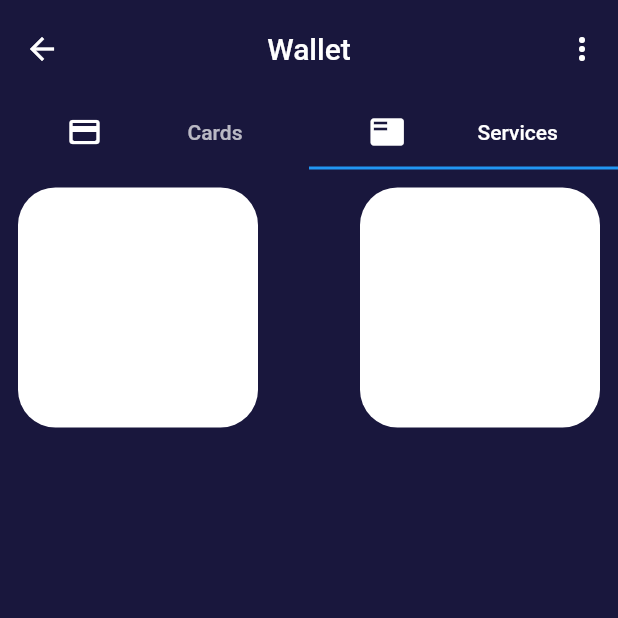
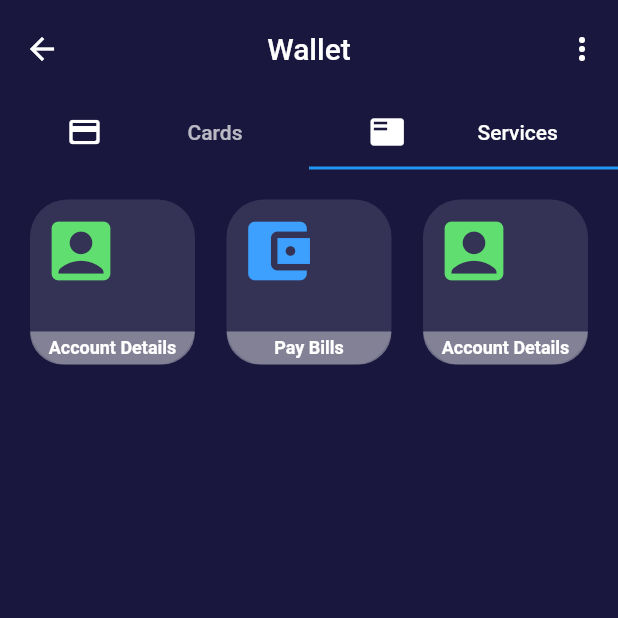
Before and after one commit to Zataxo/walletUI, a Flutter app: the CreditCards screen opened directly, tab 2 chosen, on a phone screen of 412 x 824 dp, the top half of it. Run offline on Flutter 3.47's test engine with Material 2 defaults, Android fonts, the phone set to English and light mode, and no system bars; our stand-ins replace blurrycontainer, card_swiper, curved_navigation_bar, flip_card, sleek_circular_slider, toggle_switch.

Commit message:
Services

```diff
--- a/lib/Constants/colors.dart
+++ b/lib/Constants/colors.dart
@@ -3,3 +3,7 @@ import 'package:flutter/material.dart';
 Color background = const Color(0xff19173D);
 
 Color headlines = const Color(0xff7B78AA);
+
+Color accountDetailsColor = const Color(0xff61DE70);
+
+Color accountPayBills = const Color(0xff3EA0FE);
--- a/lib/Widgets/second_tab.dart
+++ b/lib/Widgets/second_tab.dart
@@ -1,4 +1,6 @@
 import 'package:flutter/material.dart';
+import 'package:wallet/Constants/colors.dart';
+import 'package:wallet/model/services_model.dart';
 
 class SecondTab extends StatefulWidget {
   const SecondTab({Key? key}) : super(key: key);
@@ -8,30 +10,81 @@ class SecondTab extends StatefulWidget {
 }
 
 class _SecondTabState extends State<SecondTab> {
+  Services accDetails = Services(
+      name: 'Account Details',
+      myColor: accountDetailsColor,
+      img: Icons.account_box_rounded);
+  Services accPayBills = Services(
+      name: 'Pay Bills',
+      myColor: accountPayBills,
+      img: Icons.account_balance_wallet);
   @override
   Widget build(BuildContext context) {
     return Padding(
       padding: const EdgeInsets.all(12.0),
       child: Column(
-        // mainAxisAlignment: MainAxisAlignment.center,
+        // mainAxisAlignment: MainAxisAlignment.spaceEvenly,
         children: [
-          Row(
-            mainAxisAlignment: MainAxisAlignment.spaceBetween,
-            children: [myServices(), myServices()],
+          Padding(
+            padding: const EdgeInsets.all(8.0),
+            child: Row(
+              mainAxisAlignment: MainAxisAlignment.spaceBetween,
+              children: [
+                myServices(accDetails),
+                myServices(accPayBills),
+                myServices(accDetails),
+              ],
+            ),
+          ),
+        ],
+      ),
+    );
+  }
+
+  Container myServices(Services accServices) {
+    return Container(
+      width: 110,
+      height: 110,
+      decoration: BoxDecoration(
+        color: Colors.white12,
+        borderRadius: BorderRadius.circular(25),
+      ),
+      child: Column(
+        crossAxisAlignment: CrossAxisAlignment.start,
+        mainAxisAlignment: MainAxisAlignment.start,
+        children: [
+          IconButton(
+            onPressed: () {},
+            icon: Icon(
+              accServices.img,
+              size: 52,
+              color: accServices.myColor,
+            ),
+          ),
+          const SizedBox(
+            height: 40,
+          ),
+          Expanded(
+            child: Container(
+              decoration: const BoxDecoration(
+                  color: Colors.white38,
+                  borderRadius: BorderRadius.only(
+                      bottomLeft: Radius.circular(25),
+                      bottomRight: Radius.circular(25))),
+              child: Row(
+                mainAxisAlignment: MainAxisAlignment.center,
+                children: [
+                  Text(accServices.name,
+                      style: const TextStyle(
+                          color: Colors.white,
+                          fontSize: 12,
+                          fontWeight: FontWeight.bold))
+                ],
+              ),
+            ),
           )
         ],
       ),
     );
   }
-
-  Container myServices() {
-    return Container(
-      width: 160,
-      height: 160,
-      decoration: BoxDecoration(
-        color: Colors.white,
-        borderRadius: BorderRadius.circular(25),
-      ),
-    );
-  }
 }
--- /dev/null
+++ b/lib/model/services_model.dart
@@ -0,0 +1,8 @@
+import 'package:flutter/cupertino.dart';
+
+class Services {
+  final String name;
+  final Color myColor;
+  final IconData img;
+  Services({required this.name, required this.myColor, required this.img});
+}
--- a/pubspec.yaml
+++ b/pubspec.yaml
@@ -43,6 +43,7 @@ dependencies:
   fl_chart: ^0.55.1
   slide_switcher: ^1.1.1
   card_swiper: ^2.0.4
+  flutter_svg: ^1.0.3
 
 
 dev_dependencies:
```
Also changed, not shown: pubspec.lock.
